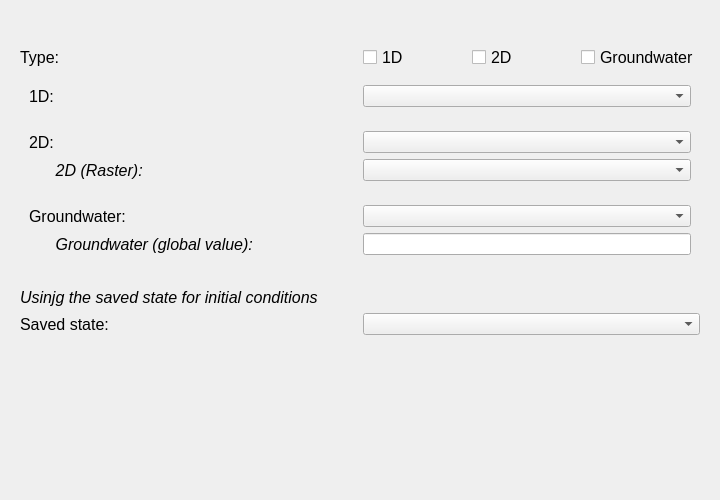
Old version of the form threedi_api_qgis_client/ui/initial_conditions.ui in the repository nens/threedi-api-qgis-client.
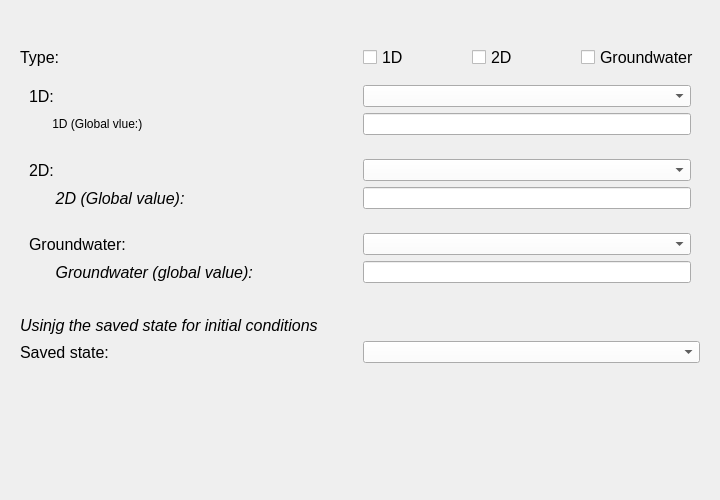
New version of the form.

Patch:
```diff
--- a/threedi_api_qgis_client/ui/initial_conditions.ui
+++ b/threedi_api_qgis_client/ui/initial_conditions.ui
@@ -10,6 +10,48 @@
     <height>500</height>
    </rect>
   </property>
+  <property name="palette">
+   <palette>
+    <active>
+     <colorrole role="Button">
+      <brush brushstyle="SolidPattern">
+       <color alpha="255">
+        <red>255</red>
+        <green>255</green>
+        <blue>255</blue>
+       </color>
+      </brush>
+     </colorrole>
+    </active>
+    <inactive>
+     <colorrole role="Button">
+      <brush brushstyle="SolidPattern">
+       <color alpha="255">
+        <red>255</red>
+        <green>255</green>
+        <blue>255</blue>
+       </color>
+      </brush>
+     </colorrole>
+    </inactive>
+    <disabled>
+     <colorrole role="Button">
+      <brush brushstyle="SolidPattern">
+       <color alpha="255">
+        <red>255</red>
+        <green>255</green>
+        <blue>255</blue>
+       </color>
+      </brush>
+     </colorrole>
+    </disabled>
+   </palette>
+  </property>
+  <property name="font">
+   <font>
+    <family>Segoe UI</family>
+   </font>
+  </property>
   <property name="windowTitle">
    <string>Form</string>
   </property>
@@ -120,8 +162,20 @@
           <height>0</height>
          </size>
         </property>
-        <layout class="QHBoxLayout" name="horizontalLayout_2">
-         <item>
+        <layout class="QGridLayout" name="gridLayout_6">
+         <property name="bottomMargin">
+          <number>0</number>
+         </property>
+         <item row="0" column="2">
+          <widget class="QComboBox" name="dd_1d">
+           <property name="font">
+            <font>
+             <family>Segoe UI</family>
+            </font>
+           </property>
+          </widget>
+         </item>
+         <item row="0" column="1">
           <widget class="QLabel" name="label_2">
            <property name="font">
             <font>
@@ -134,16 +188,72 @@
            </property>
           </widget>
          </item>
-         <item>
-          <widget class="QComboBox" name="dd_1d"/>
+         <item row="1" column="1" colspan="2">
+          <widget class="QWidget" name="global_value_1d_widget" native="true">
+           <property name="baseSize">
+            <size>
+             <width>0</width>
+             <height>0</height>
+            </size>
+           </property>
+           <layout class="QHBoxLayout" name="horizontalLayout_3">
+            <property name="leftMargin">
+             <number>0</number>
+            </property>
+            <property name="topMargin">
+             <number>0</number>
+            </property>
+            <property name="rightMargin">
+             <number>0</number>
+            </property>
+            <item>
+             <widget class="QLabel" name="label_9">
+              <property name="font">
+               <font>
+                <family>Segoe UI</family>
+               </font>
+              </property>
+              <property name="text">
+               <string>       1D (Global vlue:)</string>
+              </property>
+              <property name="margin">
+               <number>0</number>
+              </property>
+             </widget>
+            </item>
+            <item>
+             <widget class="QLineEdit" name="le_1d_global_value">
+              <property name="enabled">
+               <bool>true</bool>
+              </property>
+              <property name="sizePolicy">
+               <sizepolicy hsizetype="Preferred" vsizetype="Preferred">
+                <horstretch>0</horstretch>
+                <verstretch>0</verstretch>
+               </sizepolicy>
+              </property>
+              <property name="font">
+               <font>
+                <family>Segoe UI</family>
+               </font>
+              </property>
+             </widget>
+            </item>
+           </layout>
+          </widget>
          </item>
         </layout>
        </widget>
       </item>
       <item row="2" column="0" colspan="2">
        <widget class="QWidget" name="d2_widget" native="true">
+        <property name="font">
+         <font>
+          <family>Segoe UI</family>
+         </font>
+        </property>
         <layout class="QGridLayout" name="gridLayout_2">
-         <item row="0" column="0">
+         <item row="1" column="0">
           <widget class="QLabel" name="label_3">
            <property name="font">
             <font>
@@ -156,7 +266,7 @@
            </property>
           </widget>
          </item>
-         <item row="1" column="0">
+         <item row="2" column="0">
           <widget class="QLabel" name="label_4">
            <property name="font">
             <font>
@@ -166,15 +276,37 @@
             </font>
            </property>
            <property name="text">
-            <string>      2D (Raster):</string>
+            <string>      2D (Global value):</string>
            </property>
           </widget>
          </item>
-         <item row="0" column="1">
-          <widget class="QComboBox" name="dd_2d"/>
-         </item>
          <item row="1" column="1">
-          <widget class="QComboBox" name="dd_2d_raster"/>
+          <widget class="QComboBox" name="dd_2d">
+           <property name="sizePolicy">
+            <sizepolicy hsizetype="Preferred" vsizetype="Preferred">
+             <horstretch>0</horstretch>
+             <verstretch>0</verstretch>
+            </sizepolicy>
+           </property>
+           <property name="font">
+            <font>
+             <family>Segoe UI</family>
+            </font>
+           </property>
+          </widget>
+         </item>
+         <item row="2" column="1">
+          <widget class="QLineEdit" name="le_2d_global_value">
+           <property name="enabled">
+            <bool>true</bool>
+           </property>
+           <property name="sizePolicy">
+            <sizepolicy hsizetype="Preferred" vsizetype="Preferred">
+             <horstretch>0</horstretch>
+             <verstretch>0</verstretch>
+            </sizepolicy>
+           </property>
+          </widget>
          </item>
         </layout>
        </widget>
@@ -210,7 +342,10 @@
           </widget>
          </item>
          <item row="1" column="1">
-          <widget class="QLineEdit" name="il_groundwater">
+          <widget class="QLineEdit" name="le_gwater_global_value">
+           <property name="enabled">
+            <bool>true</bool>
+           </property>
            <property name="sizePolicy">
             <sizepolicy hsizetype="Preferred" vsizetype="Fixed">
              <horstretch>0</horstretch>
@@ -223,10 +358,21 @@
              <height>16777215</height>
             </size>
            </property>
+           <property name="font">
+            <font>
+             <family>Segoe UI</family>
+            </font>
+           </property>
           </widget>
          </item>
          <item row="0" column="1">
-          <widget class="QComboBox" name="dd_groundwater"/>
+          <widget class="QComboBox" name="dd_groundwater">
+           <property name="font">
+            <font>
+             <family>Segoe UI</family>
+            </font>
+           </property>
+          </widget>
          </item>
         </layout>
        </widget>
@@ -265,7 +411,13 @@
        </widget>
       </item>
       <item row="1" column="1">
-       <widget class="QComboBox" name="cb_saved_states"/>
+       <widget class="QComboBox" name="cb_saved_states">
+        <property name="font">
+         <font>
+          <family>Segoe UI</family>
+         </font>
+        </property>
+       </widget>
       </item>
      </layout>
     </widget>
```
